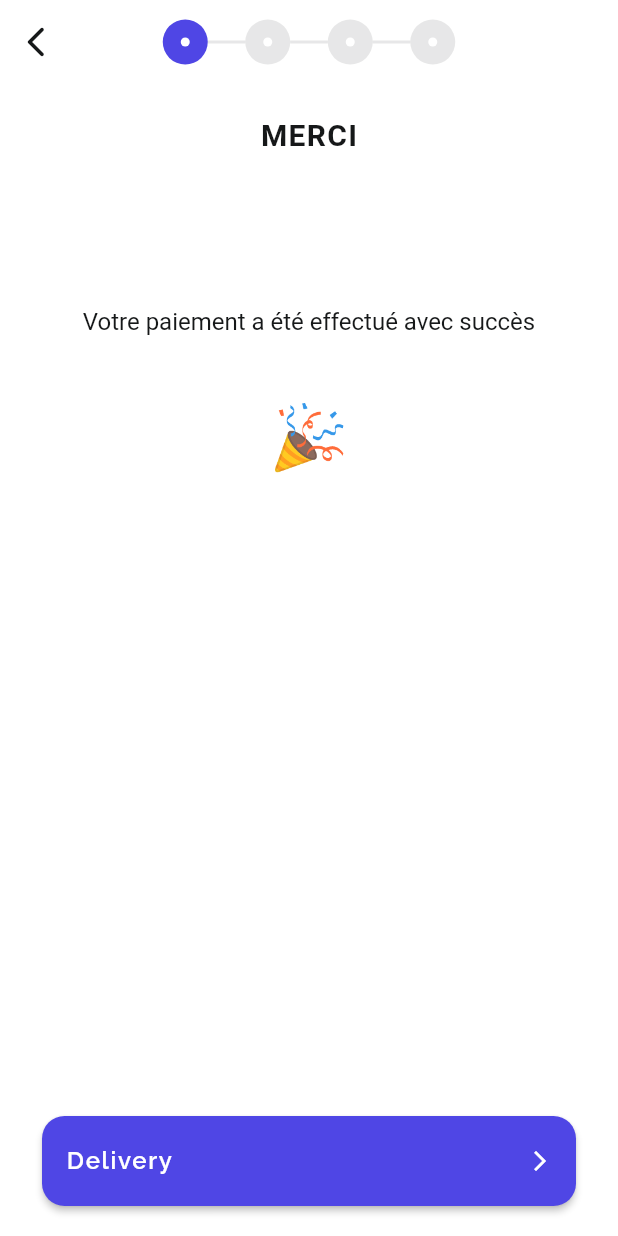
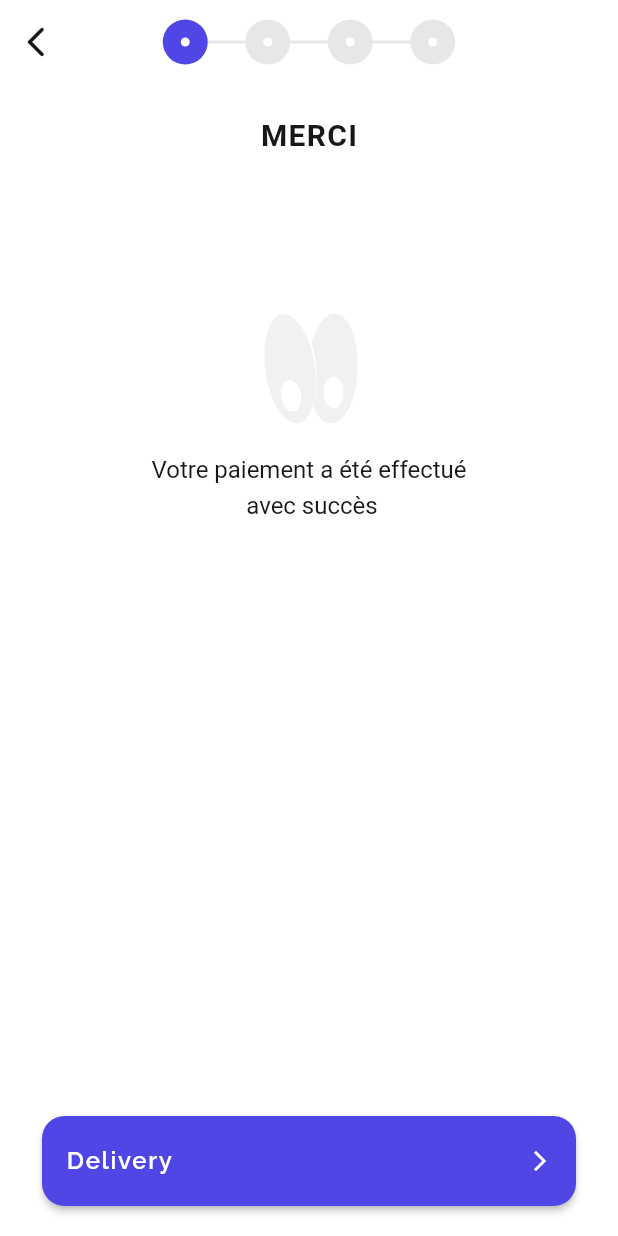
Before and after one commit to bynicodevelop/com.noopeshop.app, a Flutter app: the CheckoutScreen screen opened directly, swiped to page 4, on a phone screen of 412 x 824 dp. Run offline on Flutter 3.47's test engine with Material 2 defaults, Android fonts, the phone set to English and light mode, and no system bars; our stand-ins replace another_flushbar, bloc, cached_network_image, cloud_firestore, cloud_functions, equatable and 16 more; missing offline and left inert: flutter_google_places, google_api_headers, google_maps_webservice; accounts and stored records are empty; generated files the repository leaves out were written again; network calls fail.

Commit message:
Optimisation de l'app

```diff
--- a/lib/screens/checkout/success_payment_screen.dart
+++ b/lib/screens/checkout/success_payment_screen.dart
@@ -1,5 +1,6 @@
 import 'package:com_noopeshop_app/config/functions/translate.dart';
 import 'package:flutter/material.dart';
+import 'package:flutter_svg/svg.dart';
 
 class SuccessPaymentScreen extends StatelessWidget {
   const SuccessPaymentScreen({Key? key}) : super(key: key);
@@ -22,22 +23,29 @@ class SuccessPaymentScreen extends StatelessWidget {
               style: Theme.of(context).textTheme.headline6,
             ),
           ),
-          Padding(
-            padding: const EdgeInsets.only(
-              bottom: 42.0,
-            ),
-            child: Text(
-              "Votre paiement a été effectué avec succès",
-              style: Theme.of(context).textTheme.headline4,
-              textAlign: TextAlign.center,
-            ),
+          Column(
+            mainAxisAlignment: MainAxisAlignment.center,
+            children: [
+              Padding(
+                padding: const EdgeInsets.only(
+                  bottom: 16.0,
+                ),
+                child: Opacity(
+                  opacity: 0.05,
+                  child: SvgPicture.asset(
+                    "assets/logo.svg",
+                    fit: BoxFit.contain,
+                    width: MediaQuery.of(context).size.width * 0.2,
+                  ),
+                ),
+              ),
+              Text(
+                "Votre paiement a été effectué\n avec succès",
+                style: Theme.of(context).textTheme.headline4,
+                textAlign: TextAlign.center,
+              )
+            ],
           ),
-          const Text(
-            "🎉",
-            style: TextStyle(
-              fontSize: 42.0,
-            ),
-          )
         ],
       ),
     );
```
